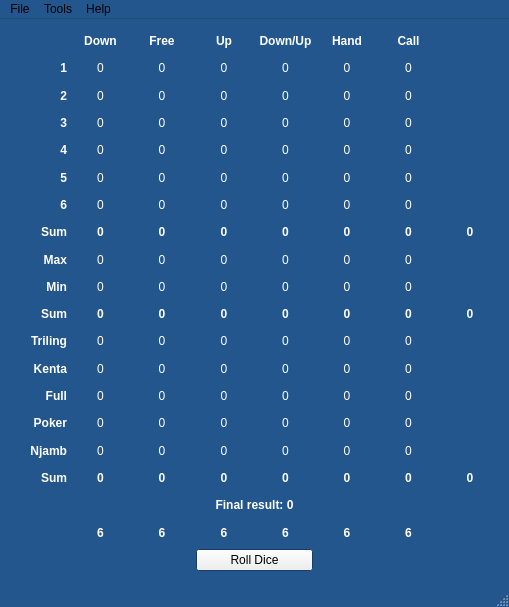
This is mainwindow.ui in Sticky-Device/njamb as Qt 5 draws it before an edit. The edited form follows.
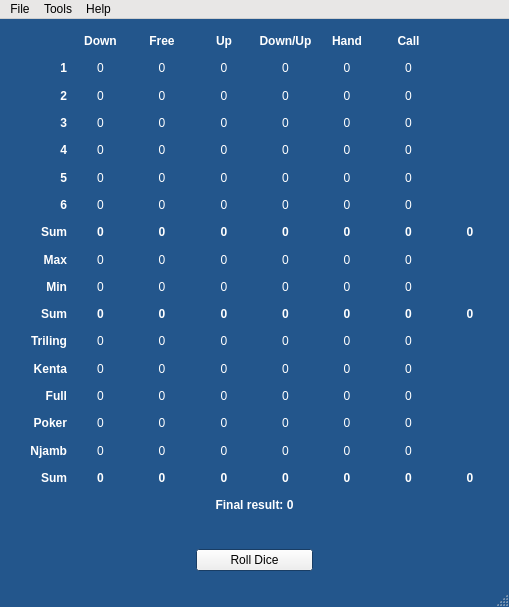
This is the edited form. Icons and pictures are not drawn.

```diff
--- a/mainwindow.ui
+++ b/mainwindow.ui
@@ -989,7 +989,10 @@
        </font>
       </property>
       <property name="text">
-       <string>6</string>
+       <string/>
+      </property>
+      <property name="pixmap">
+       <pixmap resource="dice.qrc">:/dice/resources/dice-6.PNG</pixmap>
       </property>
       <property name="alignment">
        <set>Qt::AlignCenter</set>
@@ -1715,7 +1718,10 @@
        </font>
       </property>
       <property name="text">
-       <string>6</string>
+       <string/>
+      </property>
+      <property name="pixmap">
+       <pixmap resource="dice.qrc">:/dice/resources/dice-6.PNG</pixmap>
       </property>
       <property name="alignment">
        <set>Qt::AlignCenter</set>
@@ -1731,7 +1737,10 @@
        </font>
       </property>
       <property name="text">
-       <string>6</string>
+       <string/>
+      </property>
+      <property name="pixmap">
+       <pixmap resource="dice.qrc">:/dice/resources/dice-6.PNG</pixmap>
       </property>
       <property name="alignment">
        <set>Qt::AlignCenter</set>
@@ -1747,7 +1756,10 @@
        </font>
       </property>
       <property name="text">
-       <string>6</string>
+       <string/>
+      </property>
+      <property name="pixmap">
+       <pixmap resource="dice.qrc">:/dice/resources/dice-6.PNG</pixmap>
       </property>
       <property name="alignment">
        <set>Qt::AlignCenter</set>
@@ -1763,7 +1775,10 @@
        </font>
       </property>
       <property name="text">
-       <string>6</string>
+       <string/>
+      </property>
+      <property name="pixmap">
+       <pixmap resource="dice.qrc">:/dice/resources/dice-6.PNG</pixmap>
       </property>
       <property name="alignment">
        <set>Qt::AlignCenter</set>
@@ -1782,7 +1797,10 @@
        <enum>Qt::LeftToRight</enum>
       </property>
       <property name="text">
-       <string>6</string>
+       <string/>
+      </property>
+      <property name="pixmap">
+       <pixmap resource="dice.qrc">:/dice/resources/dice-6.PNG</pixmap>
       </property>
       <property name="alignment">
        <set>Qt::AlignCenter</set>
@@ -1852,9 +1870,73 @@
      <x>0</x>
      <y>0</y>
      <width>509</width>
-     <height>21</height>
+     <height>22</height>
     </rect>
    </property>
+   <property name="palette">
+    <palette>
+     <active>
+      <colorrole role="Base">
+       <brush brushstyle="SolidPattern">
+        <color alpha="255">
+         <red>255</red>
+         <green>255</green>
+         <blue>255</blue>
+        </color>
+       </brush>
+      </colorrole>
+      <colorrole role="Window">
+       <brush brushstyle="SolidPattern">
+        <color alpha="255">
+         <red>232</red>
+         <green>231</green>
+         <blue>230</blue>
+        </color>
+       </brush>
+      </colorrole>
+     </active>
+     <inactive>
+      <colorrole role="Base">
+       <brush brushstyle="SolidPattern">
+        <color alpha="255">
+         <red>255</red>
+         <green>255</green>
+         <blue>255</blue>
+        </color>
+       </brush>
+      </colorrole>
+      <colorrole role="Window">
+       <brush brushstyle="SolidPattern">
+        <color alpha="255">
+         <red>232</red>
+         <green>231</green>
+         <blue>230</blue>
+        </color>
+       </brush>
+      </colorrole>
+     </inactive>
+     <disabled>
+      <colorrole role="Base">
+       <brush brushstyle="SolidPattern">
+        <color alpha="255">
+         <red>232</red>
+         <green>231</green>
+         <blue>230</blue>
+        </color>
+       </brush>
+      </colorrole>
+      <colorrole role="Window">
+       <brush brushstyle="SolidPattern">
+        <color alpha="255">
+         <red>232</red>
+         <green>231</green>
+         <blue>230</blue>
+        </color>
+       </brush>
+      </colorrole>
+     </disabled>
+    </palette>
+   </property>
    <widget class="QMenu" name="menuFile">
     <property name="title">
      <string>File</string>
```
Left out of the diff: 4 changed lines with no effect on the pictures.
